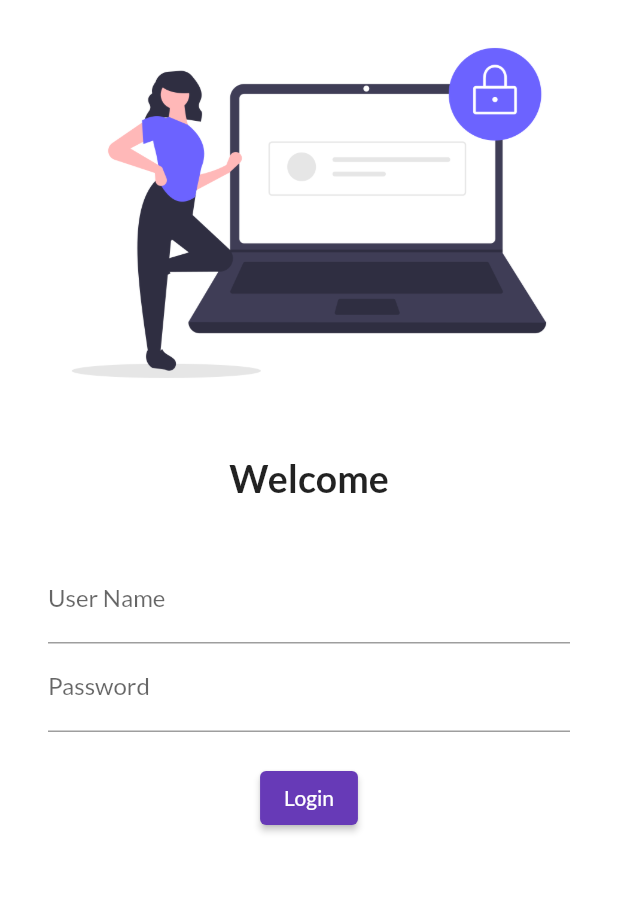
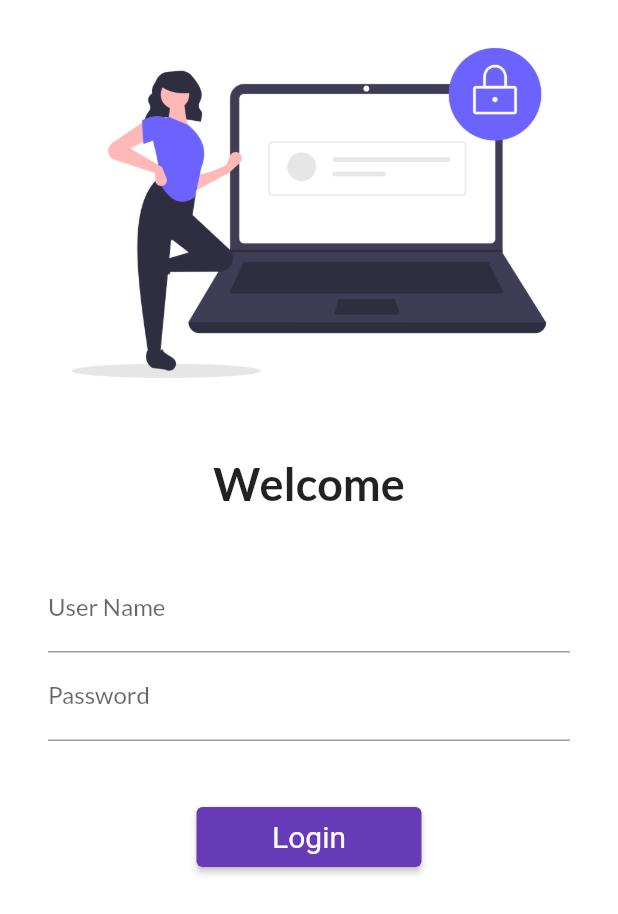
Before and after one commit to umer697/flutter_catalog, a Flutter app: the screen it shows after launch, on a phone screen of 412 x 824 dp. Shown: the top 914 px of the screen. Run offline on Flutter 3.47's test engine with Material 2 defaults, Android fonts, the phone set to English and light mode, and no system bars; our stand-ins replace google_fonts.

Commit message:
commit day 5

```diff
--- a/lib/main.dart
+++ b/lib/main.dart
@@ -1,5 +1,6 @@
 import 'package:flutter/material.dart';
 import 'package:flutter_application_1/pages/login_page.dart';
+import 'package:flutter_application_1/utils/routes.dart';
 import 'pages/home_page.dart';
 import 'package:google_fonts/google_fonts.dart';
 
@@ -22,11 +23,12 @@ class MyApp extends StatelessWidget {
       darkTheme: ThemeData(
         brightness: Brightness.dark,
       ),
-      initialRoute: "/home",
+      // debugShowCheckedModeBanner: false,
+      initialRoute: "/",
       routes: {
         "/": (context) => loginPage(),
-        // "/home": (context) => homePage(),
-        "/login": (context) => loginPage(),
+        MyRoutes.homeRoute: (context) => homePage(),
+        MyRoutes.loginRoute: (context) => loginPage(),
       },
     );
   }
--- a/lib/pages/home_page.dart
+++ b/lib/pages/home_page.dart
@@ -8,7 +8,7 @@ class homePage extends StatelessWidget {
   Widget build(BuildContext context) {
     return Scaffold(
       appBar: AppBar(
-        title: Text('My App'),
+        title: Text('Catalog App'),
       ),
       body: Center(
         child: Container(
--- a/lib/pages/login_page.dart
+++ b/lib/pages/login_page.dart
@@ -1,15 +1,20 @@
+import 'dart:ui';
+
 import 'package:flutter/material.dart';
+import 'package:flutter_application_1/utils/routes.dart';
 
 class loginPage extends StatelessWidget {
   @override
   Widget build(BuildContext context) {
     return Material(
         color: Colors.white,
-        child: Column(
+        child: SingleChildScrollView(
+            child: Column(
           children: [
             Image.asset(
               "assets/images/login_image.png",
               fit: BoxFit.cover,
+              // height: 500,
             ),
             SizedBox(
               height: 20.0,
@@ -17,7 +22,7 @@ class loginPage extends StatelessWidget {
             Text(
               "Welcome",
               style: TextStyle(
-                fontSize: 25,
+                fontSize: 30,
                 fontWeight: FontWeight.bold,
               ),
             ),
@@ -43,19 +48,21 @@ class loginPage extends StatelessWidget {
                     ),
                   ),
                   SizedBox(
-                    height: 20.0,
+                    height: 40.0,
                   ),
                   ElevatedButton(
                     onPressed: () {
-                      print("Hi Umer ");
+                      Navigator.pushNamed(context, MyRoutes.homeRoute);
                     },
                     child: Text("Login"),
-                    style: TextButton.styleFrom(),
+                    style: TextButton.styleFrom(
+                        minimumSize: Size(150, 40),
+                        textStyle: TextStyle(fontSize: 20)),
                   )
                 ],
               ),
             )
           ],
-        ));
+        )));
   }
 }
--- /dev/null
+++ b/lib/utils/routes.dart
@@ -0,0 +1,4 @@
+class MyRoutes {
+  static String loginRoute = "/login";
+  static String homeRoute = "/home";
+}
```
